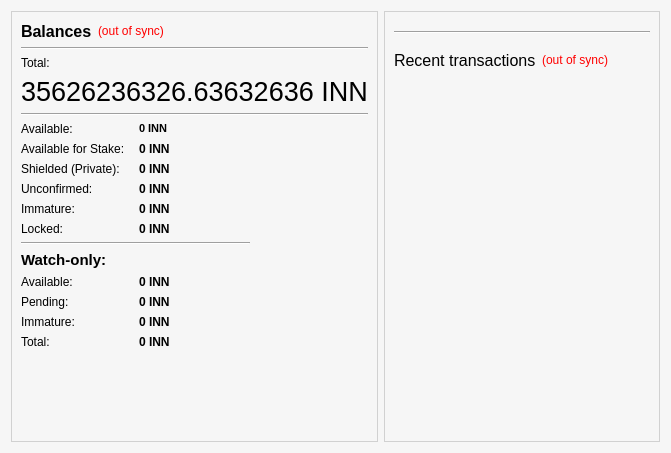
Above: src/qt/forms/overviewpage.ui from rxvnvn/innova before the change. Below: the same form after it.
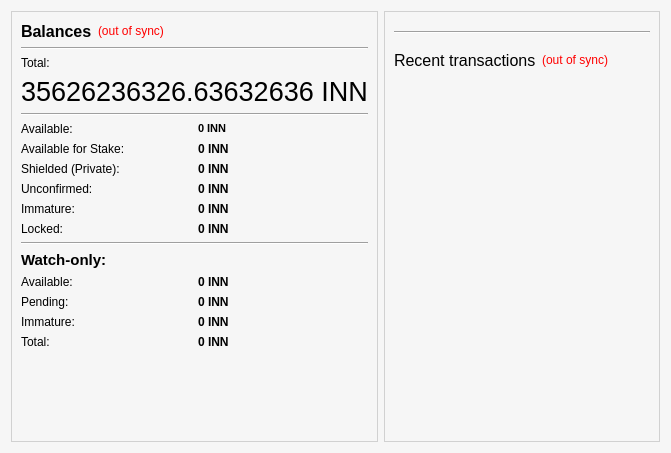
That is the form after the change.

```diff
--- a/src/qt/forms/overviewpage.ui
+++ b/src/qt/forms/overviewpage.ui
@@ -179,7 +179,7 @@
             </property>
            </widget>
           </item>
-          <item row="4" column="1" colspan="2">
+          <item row="4" column="1">
            <widget class="QLabel" name="labelUnconfirmed">
             <property name="font">
              <font>
@@ -201,7 +201,7 @@
             </property>
            </widget>
           </item>
-          <item row="0" column="1" colspan="2">
+          <item row="0" column="1">
            <widget class="QLabel" name="labelBalance">
             <property name="font">
              <font>
@@ -231,7 +231,7 @@
             </property>
            </widget>
           </item>
-          <item row="5" column="1" colspan="2">
+          <item row="5" column="1">
            <widget class="QLabel" name="labelImmature">
             <property name="font">
              <font>
@@ -402,7 +402,7 @@
             </property>
            </widget>
           </item>
-          <item row="6" column="1" colspan="2">
+          <item row="6" column="1">
            <widget class="QLabel" name="labelLocked">
             <property name="enabled">
              <bool>true</bool>
```
